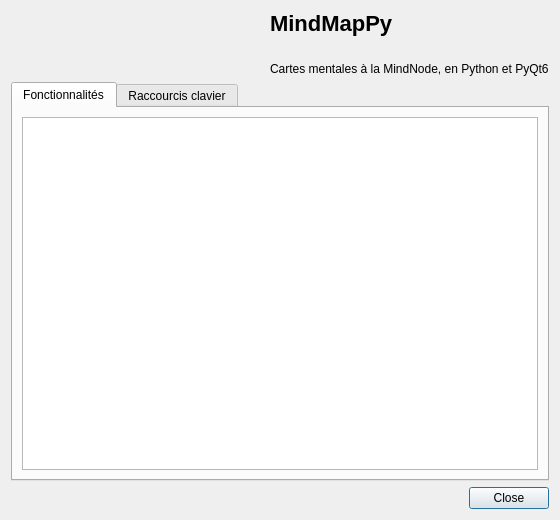
goncalvesjp/mindmapPy, file ui/about_dialog.ui: the form before one commit.
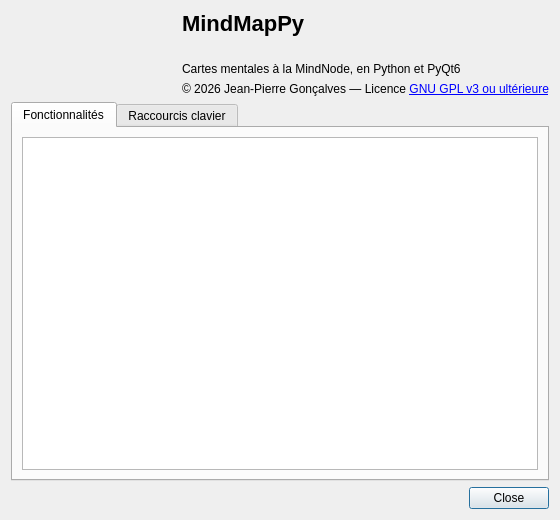
The form after the commit.

Diff of the .ui file:
```diff
--- a/ui/about_dialog.ui
+++ b/ui/about_dialog.ui
@@ -26,6 +26,12 @@
          <property name="text"><string>Cartes mentales à la MindNode, en Python et PyQt6</string></property>
         </widget>
        </item>
+       <item>
+        <widget class="QLabel" name="licenseLabel">
+         <property name="openExternalLinks"><bool>true</bool></property>
+         <property name="text"><string>© 2026 Jean-Pierre Gonçalves — Licence &lt;a href="https://www.gnu.org/licenses/gpl-3.0.html"&gt;GNU GPL v3 ou ultérieure&lt;/a&gt;</string></property>
+        </widget>
+       </item>
       </layout>
      </item>
     </layout>
```
